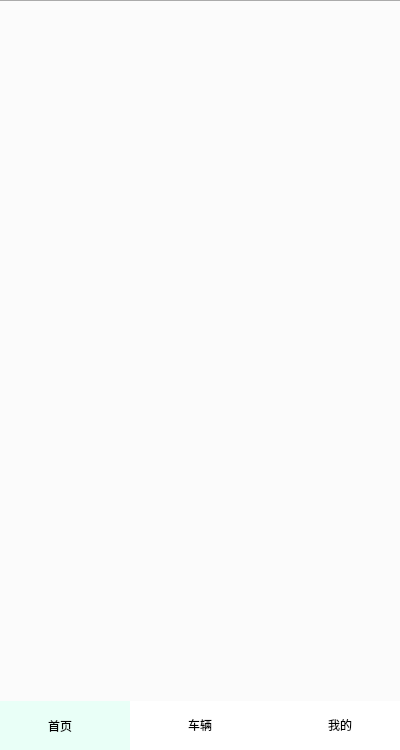
Qt form Android_sourse/first.ui (KanzakiHMiu/qt-ParkingManagementSystem) before a commit.
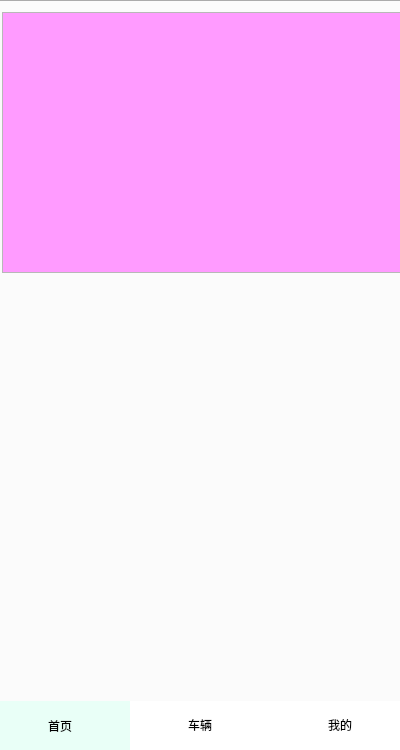
The same form after that commit. The open tabs and pages were chosen to show the change. Icons and pictures are not drawn.

The edit to the form file:
```diff
--- a/Android_sourse/first.ui
+++ b/Android_sourse/first.ui
@@ -71,6 +71,81 @@
     <attribute name="title">
      <string>首页</string>
     </attribute>
+    <widget class="QStackedWidget" name="changeimage">
+     <property name="geometry">
+      <rect>
+       <x>10</x>
+       <y>10</y>
+       <width>401</width>
+       <height>261</height>
+      </rect>
+     </property>
+     <property name="frameShape">
+      <enum>QFrame::StyledPanel</enum>
+     </property>
+     <property name="currentIndex">
+      <number>0</number>
+     </property>
+     <widget class="QWidget" name="page">
+      <property name="styleSheet">
+       <string notr="true">QWidget
+{
+	background-color: rgb(255, 255, 0);
+	image: url(:/sourse_images/222.png);
+}</string>
+      </property>
+     </widget>
+     <widget class="QWidget" name="page_2">
+      <property name="styleSheet">
+       <string notr="true">QWidget
+{
+	background-color: rgb(255,155,255);
+	
+	image: url(:/sourse_images/111.png);
+}</string>
+      </property>
+     </widget>
+    </widget>
+    <widget class="QPushButton" name="nextButton">
+     <property name="geometry">
+      <rect>
+       <x>375</x>
+       <y>120</y>
+       <width>30</width>
+       <height>30</height>
+      </rect>
+     </property>
+     <property name="styleSheet">
+      <string notr="true">QPushButton
+{
+border:none;
+	image: url(:/sourse_images/left.png);
+}</string>
+     </property>
+     <property name="text">
+      <string/>
+     </property>
+    </widget>
+    <widget class="QPushButton" name="previousButton">
+     <property name="geometry">
+      <rect>
+       <x>10</x>
+       <y>120</y>
+       <width>30</width>
+       <height>30</height>
+      </rect>
+     </property>
+     <property name="styleSheet">
+      <string notr="true">QPushButton
+{
+border:none;
+	image: url(:/sourse_images/right.png);
+}</string>
+     </property>
+     <property name="text">
+      <string/>
+     </property>
+    </widget>
    </widget>
    <widget class="QWidget" name="car">
     <attribute name="title">
```
Left out of the diff: 52 changed lines with no effect on the pictures.
